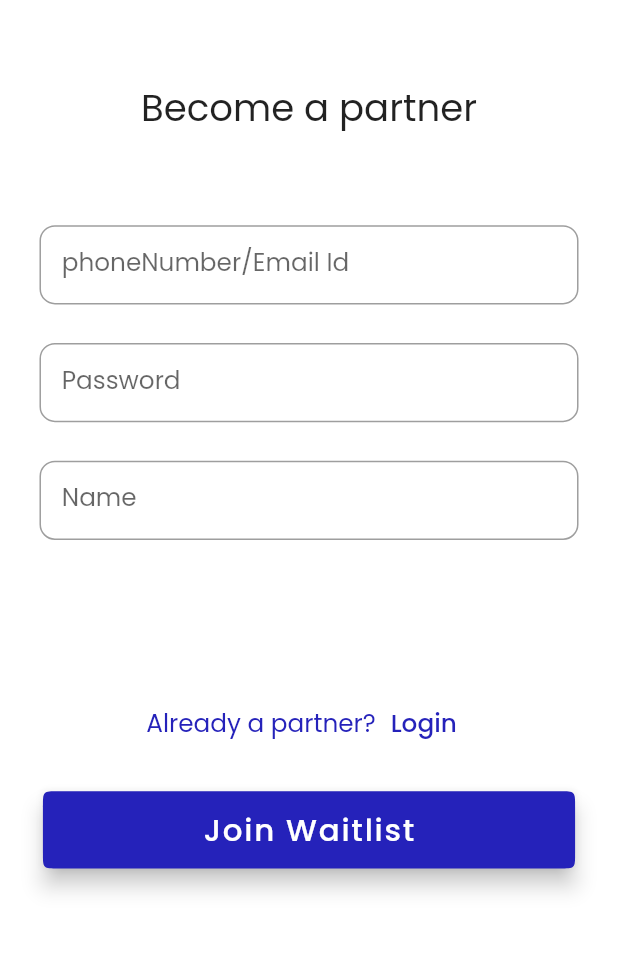
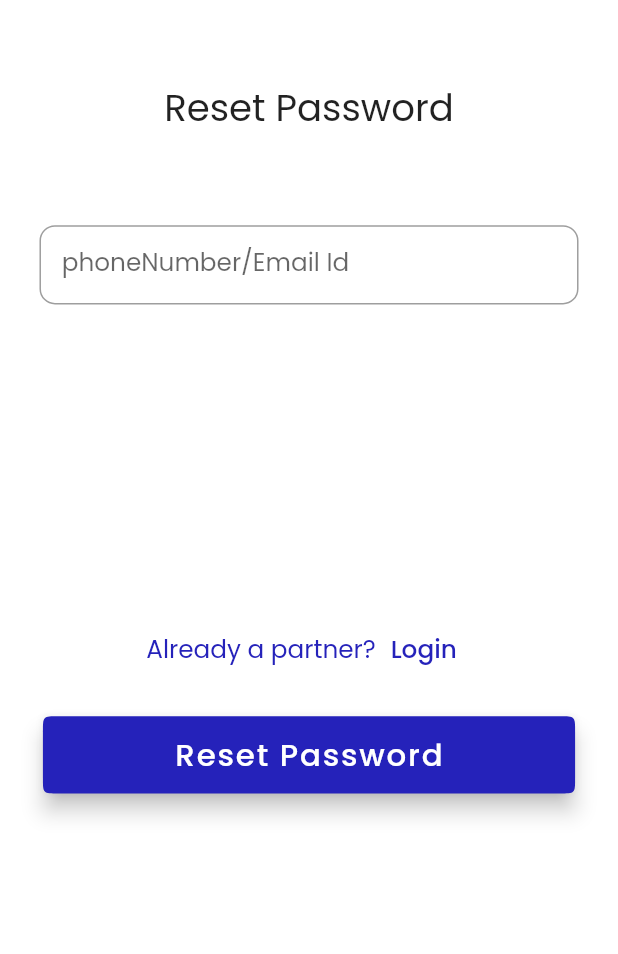
Before and after one commit to 03Simran/LivisoApp, a Flutter app: the screen it shows after launch, on a phone screen of 412 x 824 dp, the part 279-1233 px from its top. Run offline on Flutter 3.47's test engine with Material 2 defaults, Android fonts, the phone set to English and light mode, and no system bars; our stand-ins replace flutter_screenutil, google_fonts; Roboto replaces fonts that are missing (Slackey).

Commit message:
Added the Reset Password Screen UI

```diff
--- a/lib/main.dart
+++ b/lib/main.dart
@@ -1,5 +1,6 @@
 import 'package:flutter/material.dart';
 import 'package:flutter_screenutil/flutter_screenutil.dart';
+import 'package:liviso_flutter/resetPassword.dart';
 import 'package:liviso_flutter/signup.dart';
 
 import 'login.dart';
@@ -21,7 +22,7 @@ class MyApp extends StatelessWidget {
       builder: (context, child) {
         return const MaterialApp(
            debugShowCheckedModeBanner: false,
-           home: SignUpScreen(),
+           home: ResetPassword(),
         );
       }, );
   }
--- a/lib/resetPassword.dart
+++ b/lib/resetPassword.dart
@@ -0,0 +1,78 @@
+import 'package:flutter/material.dart';
+import 'package:flutter_screenutil/flutter_screenutil.dart';
+import 'package:google_fonts/google_fonts.dart';
+import 'package:liviso_flutter/assets/colors.dart';
+import 'package:liviso_flutter/assets/widgets.dart';
+
+class ResetPassword extends StatefulWidget {
+  const ResetPassword
+  ({super.key});
+
+  @override
+  State<ResetPassword
+  > createState() => _ResetPassword();
+}
+
+class _ResetPassword extends State<ResetPassword> {
+  @override
+  Widget build(BuildContext context) {
+    return Scaffold(
+      backgroundColor: Colors.white,
+      body:SafeArea(
+        child: Container(
+          height :double.infinity,
+          width:double.infinity,
+          padding: EdgeInsets.symmetric(horizontal: 23.w,vertical:0),
+          child: Column(
+            mainAxisAlignment:MainAxisAlignment.start,
+            crossAxisAlignment: CrossAxisAlignment.center,
+            children : [
+
+            SizedBox(height: 129.h,),
+
+            Logo(),
+
+            SizedBox(height: 52.h,),
+
+            TextHd(text: 'Reset Password'),
+
+            SizedBox(height :58.h),
+
+            FormFields(label: 'phoneNumber/Email Id'),
+
+            SizedBox(height: 200.h,),
+
+            Row(
+              mainAxisAlignment: MainAxisAlignment.center,
+              //crossAxisAlignment: CrossAxisAlignment.start,
+              children: [
+                Text('Already a partner?',
+                style: GoogleFonts.poppins(
+                textStyle : TextStyle(
+                fontSize: 16.sp,
+                color: ThemeColors.primaryColor
+               ))),
+
+                TextButton(onPressed: (){}, child: Text('Login',
+                style : GoogleFonts.poppins(
+                textStyle : TextStyle(
+                fontSize: 16.sp,
+                color: ThemeColors.primaryColor
+               ))
+                )),
+              ],
+            ),
+
+            SizedBox(height: 20.h,),
+
+            ButtonMain(enabled: true,label : 'Reset Password'),
+
+            SizedBox(height: 5.h,),
+
+
+          ]),
+        )
+      )
+    );
+  }
+}
```
